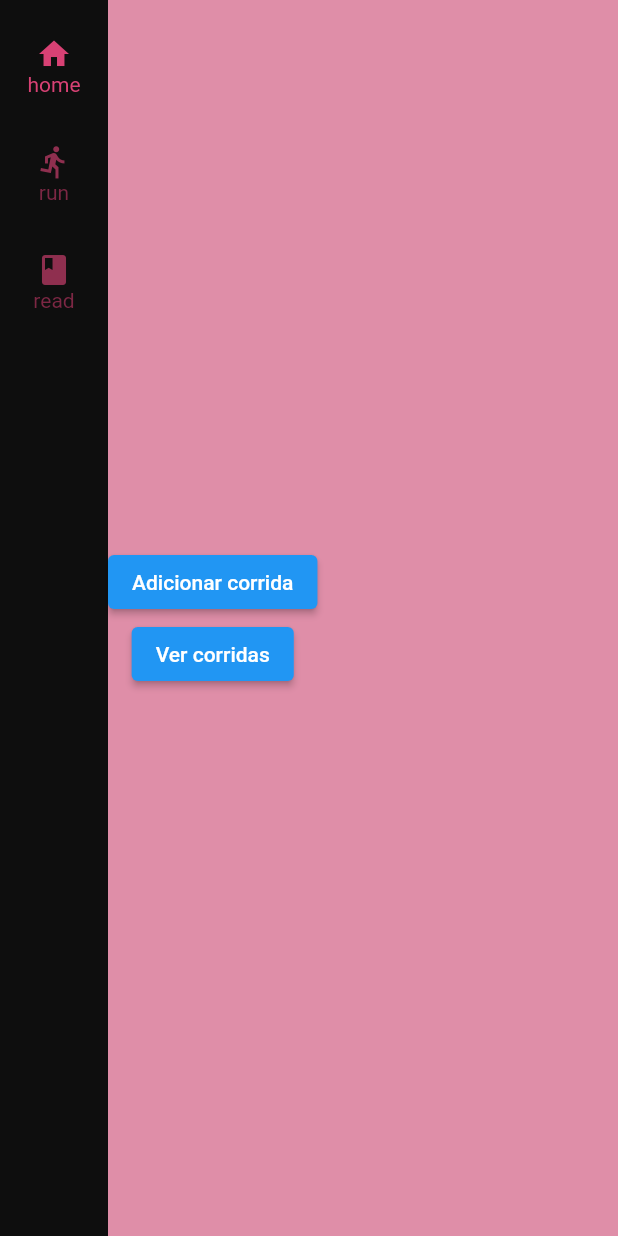
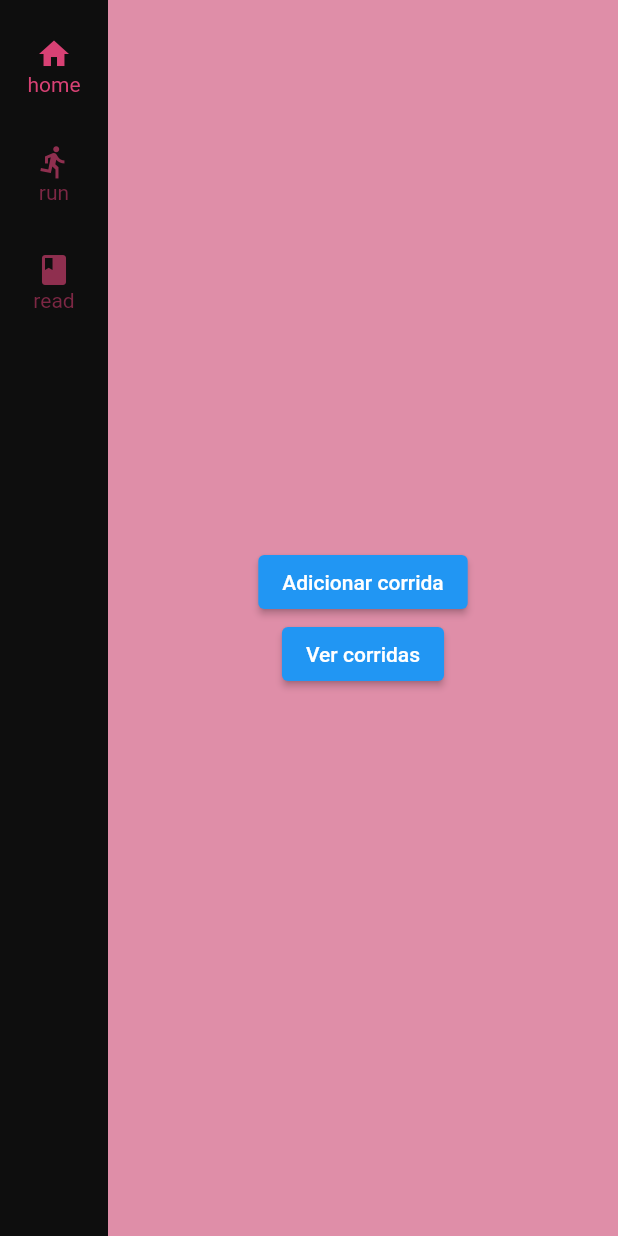
Before and after one commit to yasukawa426/flutter-academia, a Flutter app: the screen it shows after launch, on a phone screen of 412 x 824 dp. Run offline on Flutter 3.47's test engine with Material 2 defaults, Android fonts, the light colour scheme and no system bars; missing offline and left inert: gsheets.

Commit message:
A tela agr  ta centralizada corretamente

```diff
--- a/lib/view/create/create_page.dart
+++ b/lib/view/create/create_page.dart
@@ -20,7 +20,7 @@ class CreatePage extends StatelessWidget {
             CustomNavigationRail(
               initialIndex: 1,
             ),
-            SingleChildScrollView(child: CustomForm()),
+            Expanded(child: SingleChildScrollView(child: CustomForm())),
           ],
         ),
       ),
--- a/lib/view/home/home_page.dart
+++ b/lib/view/home/home_page.dart
@@ -18,7 +18,8 @@ class _HomePageState extends State<HomePage> {
           children: [
             const CustomNavigationRail(initialIndex: 0),
             // const VerticalDivider(thickness: 0, width: 3,),
-            Column(
+            Expanded(
+              child: Column(
                 mainAxisAlignment: MainAxisAlignment.center,
                 crossAxisAlignment: CrossAxisAlignment.center,
                 children: [
@@ -40,6 +41,7 @@ class _HomePageState extends State<HomePage> {
                   ),
                 ],
               ),
+            ),
           ],
         ),
       ),
```
Also changed, not shown: pubspec.lock. Lines whose indentation alone changed are shown as unchanged.
